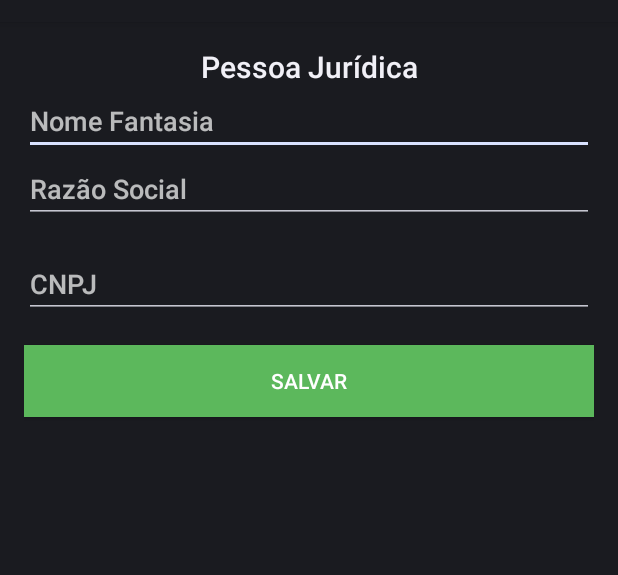
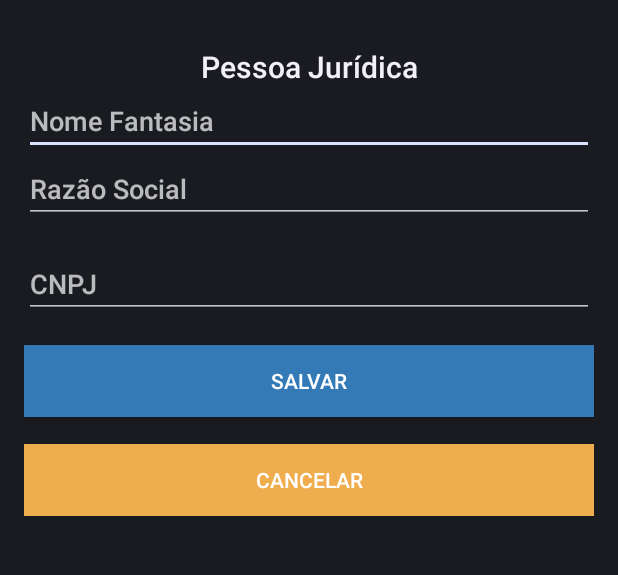
Before and after one commit to leandrocgsi/hub_services_client_android, an Android app: the layout activity_juridical_person.xml on its own in the app's theme, with its tools: preview values and no code run, on a phone screen of 412 x 824 dp, the part 62-637 px from its top. Run offline under Robolectric (Android 15) with nearby library versions, the phone set to English and light mode, and no system bars.

```diff
--- a/app/src/main/java/br/com/erudio/simplecrud/remote/PessoaJuridicaAPIService.java
+++ b/app/src/main/java/br/com/erudio/simplecrud/remote/LegalPersonAPIService.java
@@ -12,7 +12,7 @@ import retrofit2.http.POST;
 import retrofit2.http.PUT;
 import retrofit2.http.Path;
 
-public interface PessoaJuridicaAPIService {
+public interface LegalPersonAPIService {
 
     @GET("/api/pessoaJuridica/")
     Call<List<PessoaJuridica>> getPessoas();
--- a/app/src/main/java/br/com/erudio/simplecrud/remote/PessoaFisicaAPIService.java
+++ b/app/src/main/java/br/com/erudio/simplecrud/remote/NaturalPersonAPIService.java
@@ -12,7 +12,7 @@ import retrofit2.http.POST;
 import retrofit2.http.PUT;
 import retrofit2.http.Path;
 
-public interface PessoaFisicaAPIService {
+public interface NaturalPersonAPIService {
 
     @GET("/api/pessoaFisica/")
     Call<List<PessoaFisica>> getPessoas();
--- a/app/src/main/res/layout/activity_fisical_person.xml
+++ b/app/src/main/res/layout/activity_fisical_person.xml
@@ -2,7 +2,7 @@
 <LinearLayout
     xmlns:android="http://schemas.android.com/apk/res/android"
     xmlns:tools="http://schemas.android.com/tools"
-    android:id="@+id/activity_post"
+    android:id="@+id/person"
     android:orientation="vertical"
     android:layout_width="match_parent"
     android:layout_height="match_parent"
--- a/app/src/main/res/layout/activity_juridical_person.xml
+++ b/app/src/main/res/layout/activity_juridical_person.xml
@@ -2,7 +2,7 @@
 <LinearLayout
     xmlns:android="http://schemas.android.com/apk/res/android"
     xmlns:tools="http://schemas.android.com/tools"
-    android:id="@+id/activity_post"
+    android:id="@+id/company"
     android:orientation="vertical"
     android:layout_width="match_parent"
     android:layout_height="match_parent"
@@ -43,8 +43,18 @@
         android:layout_width="match_parent"
         android:layout_height="wrap_content"
         android:layout_marginTop="18dp"
-        android:background="@color/colorAccent"
+        android:background="@color/colorAction"
         android:text="@string/action_submit"
+        android:textColor="@android:color/white" />
+
+    <Button
+        android:id="@+id/btn_cancel"
+        android:layout_width="match_parent"
+        android:layout_height="wrap_content"
+        android:layout_marginTop="18dp"
+        android:background="@color/colorWarning"
+        android:onClick="returnToMain"
+        android:text="@string/action_cancel"
         android:textColor="@android:color/white" />
 
     <TextView
--- a/app/src/main/res/layout/activity_main.xml
+++ b/app/src/main/res/layout/activity_main.xml
@@ -4,10 +4,6 @@
     android:orientation="vertical"
     android:layout_width="match_parent"
     android:layout_height="match_parent"
-    android:paddingBottom="@dimen/activity_vertical_margin"
-    android:paddingLeft="@dimen/activity_horizontal_margin"
-    android:paddingRight="@dimen/activity_horizontal_margin"
-    android:paddingTop="@dimen/activity_vertical_margin"
     tools:context="br.com.erudio.simplecrud.activities.MainActivity" >
 
     <TextView
```
Also changed, not shown: app/src/main/java/br/com/erudio/simplecrud/activities/FisicalPersonActivity.java (+3 -4 lines), app/src/main/java/br/com/erudio/simplecrud/activities/JuridicalPersonActivity.java (+49 -31 lines), app/src/main/java/br/com/erudio/simplecrud/config/ApiUtils.java (+7 -3 lines), app/src/main/res/menu/main.xml (+12 -0 lines), app/src/main/res/values/strings.xml (+7 -0 lines).
